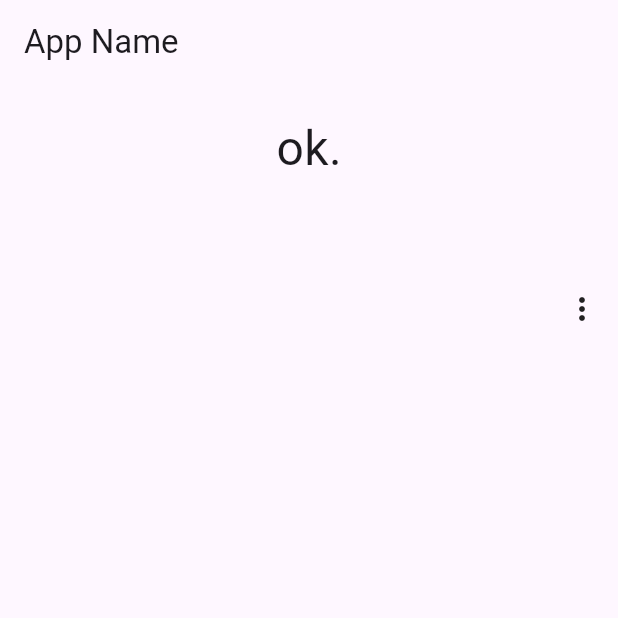
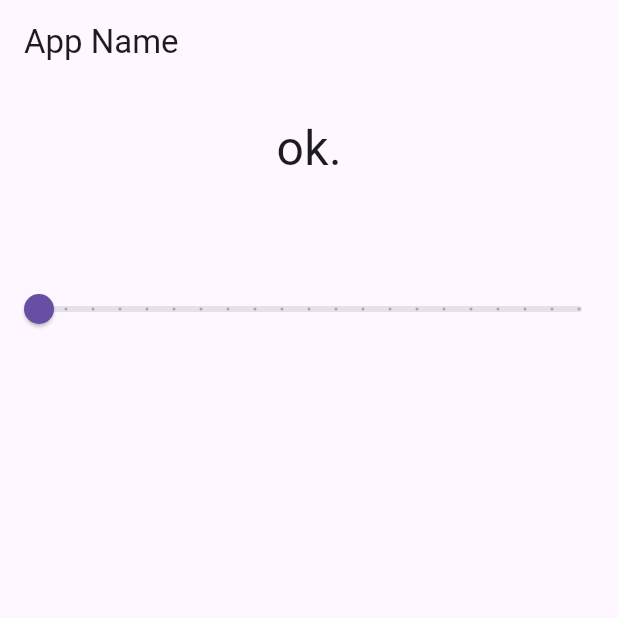
Before and after one commit to ijustet/flutter_app, a Flutter app: the screen it shows after launch, on a phone screen of 412 x 824 dp, the top half of it. Run offline on Flutter 3.47's test engine with Material 3 defaults, Android fonts, the phone set to English and light mode, and no system bars.

```diff
--- a/lib/main.dart
+++ b/lib/main.dart
@@ -30,7 +30,7 @@ class MyHomePage extends StatefulWidget {
 
 class _MyHomePageState extends State<MyHomePage> {
   static var _message = 'ok.';
-  static var _selected = 'Child 1';
+  static var _value = 0.0;
 
   @override
   Widget build(BuildContext context) {
@@ -58,32 +58,24 @@ class _MyHomePageState extends State<MyHomePage> {
             Padding(
               padding: EdgeInsets.all(20.0),
             ),
-            Align(
-              alignment: Alignment.centerRight,
-              child: PopupMenuButton(
-                onSelected: (String value)=> popupSelected(value),
-                itemBuilder: (BuildContext context) =>
-                <PopupMenuEntry<String>>[
-                  const PopupMenuItem<String>(value: "Child 1",
-                  child: const Text("Child 1")),
-                  const PopupMenuItem<String>(value: "Child 2",
-                  child: const Text("Child 2")),
-                  const PopupMenuItem<String>(value: "Child 3",
-                  child: const Text("Child 3")),
-                ]
-              ),
+            Slider(
+              key: null,
+              onChanged: sliderChanged,
+              min: 0.0,
+              max: 100.0,
+              divisions: 20,
+              value: _value,
             ),
           ]
-
         ),
       ),
     );
   }
 
-  void popupSelected(String value) {
+  void sliderChanged(double value) {
     setState(() {
-      _selected = value ?? 'not selected...';
-      _message = 'select: $_selected';
+      _value = value.floorToDouble();
+      _message = 'set velue: $_value';
     });
   }
 }
```
